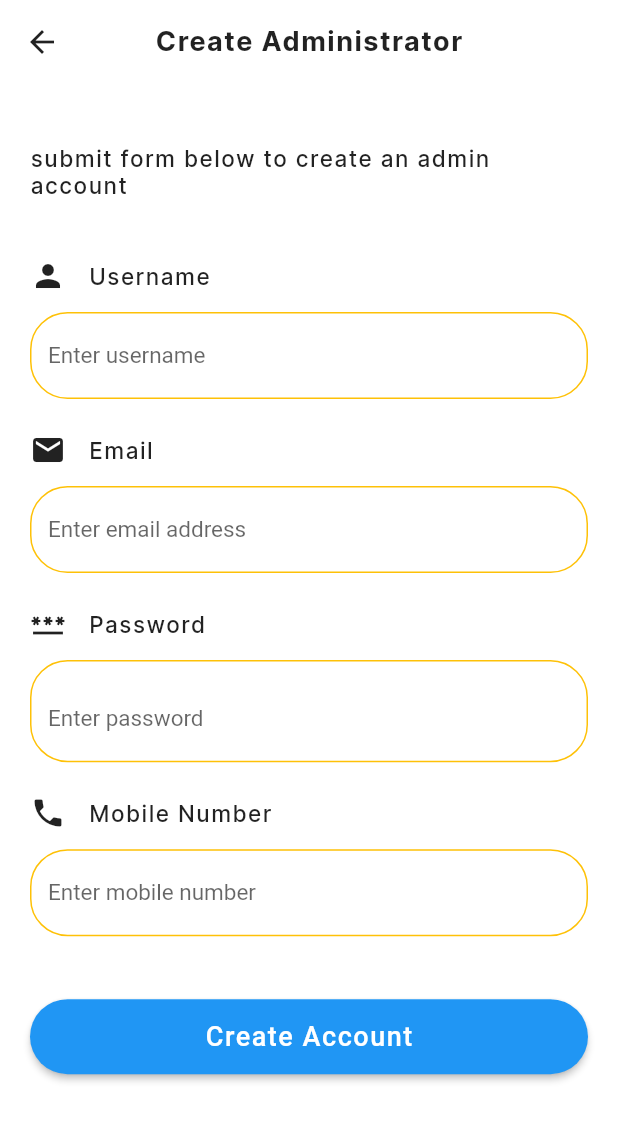
After one commit to the-impossible/eventBooking, a Flutter app: the CreateAdmin screen opened by its route, on a phone screen of 412 x 824 dp. The commit adds this screen. Shown: the top 1121 px of the screen. Run offline on Flutter 3.47's test engine with Material 2 defaults, Android fonts, the phone set to English and light mode, and no system bars; our stand-ins replace animated_splash_screen, cloud_firestore, contacts_service, firebase_auth, firebase_core, firebase_messaging and 9 more; missing offline and left inert: dart:ffi, fancy_bottom_navigation_2; accounts and stored records are empty; network calls fail.

Commit message:
:zap: eventify create admin

```diff
--- a/lib/controllers/invitePeopleController.dart
+++ b/lib/controllers/invitePeopleController.dart
@@ -31,6 +31,7 @@ class InvitePeopleController extends GetxController {
     // Clean the phone numbers
     cleanPhoneNumbers(selectedContacts);
 
+    if (selectedContacts.isNotEmpty) {
       // Make DatabaseService API call
       bool invitationSent =
           await DatabaseService().createInvitation(selectedContacts, eventID!);
@@ -48,5 +49,10 @@ class InvitePeopleController extends GetxController {
             .showSnackBar(delegatedSnackBar("Something went wrong!", false));
       }
       Get.back();
+    } else {
+      navigator!.pop(Get.context!);
+      ScaffoldMessenger.of(Get.context!)
+          .showSnackBar(delegatedSnackBar("No contact was selected!", false));
     }
   }
+}
--- a/lib/views/auth/sign_in.dart
+++ b/lib/views/auth/sign_in.dart
@@ -38,7 +38,7 @@ class _SignInState extends State<SignIn> {
                     width: 150,
                   ),
                   DelegatedText(
-                    text: 'Welcome back!',
+                    text: 'Welcome back, to Eventify.pro, where managing event is made easy!',
                     fontSize: 20,
                     fontName: 'InterBold',
                   ),
--- /dev/null
+++ b/lib/views/home/admin/createAdmin.dart
@@ -0,0 +1,136 @@
+import 'dart:io';
+
+import 'package:event/components/delegatedForm.dart';
+import 'package:event/components/delegatedText.dart';
+import 'package:event/controllers/createAdminAccountController.dart';
+import 'package:event/services/database.dart';
+import 'package:event/utils/constant.dart';
+import 'package:event/utils/form_validators.dart';
+import 'package:flutter/material.dart';
+import 'package:get/get.dart';
+
+class CreateAdmin extends StatefulWidget {
+  const CreateAdmin({super.key});
+
+  @override
+  State<CreateAdmin> createState() => _CreateAdminState();
+}
+
+class _CreateAdminState extends State<CreateAdmin> {
+  File? image;
+  final _formKey = GlobalKey<FormState>();
+  DatabaseService databaseService = Get.put(DatabaseService());
+  CreateAdminAccountController createAdminAccountController =
+      Get.put(CreateAdminAccountController());
+
+  @override
+  Widget build(BuildContext context) {
+    final size = MediaQuery.of(context).size;
+    return SafeArea(
+      child: Scaffold(
+          backgroundColor: Constants.basicColor,
+          appBar: AppBar(
+            centerTitle: true,
+            title: DelegatedText(
+              text: "Create Administrator",
+              fontSize: 18,
+              color: Constants.tertiaryColor,
+              fontName: "InterBold",
+            ),
+            elevation: 0,
+            backgroundColor: Constants.basicColor,
+            leading: IconButton(
+              onPressed: () => Get.back(),
+              icon: const Icon(Icons.arrow_back),
+              color: Constants.tertiaryColor,
+            ),
+          ),
+          body: SingleChildScrollView(
+            child: Center(
+              child: Padding(
+                padding: const EdgeInsets.symmetric(
+                  horizontal: 20,
+                ),
+                child: Form(
+                  key: _formKey,
+                  child: Padding(
+                    padding: const EdgeInsets.symmetric(vertical: 30),
+                    child: Column(
+                      children: [
+                        const SizedBox(height: 10),
+                        DelegatedText(
+                          text: 'submit form below to create an admin account',
+                          fontSize: 15,
+                          fontName: 'InterMed',
+                        ),
+                        const SizedBox(height: 30),
+                        DelegatedForm(
+                          isVisible: false,
+                          fieldName: 'Username',
+                          icon: Icons.person,
+                          hintText: 'Enter username',
+                          validator: FormValidator.validateUsername,
+                          formController:
+                              createAdminAccountController.usernameController,
+                          isSecured: false,
+                        ),
+                        DelegatedForm(
+                          isVisible: false,
+                          fieldName: 'Email',
+                          icon: Icons.mail,
+                          hintText: 'Enter email address',
+                          validator: FormValidator.validateEmail,
+                          formController:
+                              createAdminAccountController.emailController,
+                          isSecured: false,
+                        ),
+                        DelegatedForm(
+                          isVisible: true,
+                          fieldName: 'Password',
+                          icon: Icons.password,
+                          hintText: 'Enter password',
+                          validator: FormValidator.validatePassword,
+                          formController:
+                              createAdminAccountController.passwordController,
+                          isSecured: true,
+                        ),
+                        DelegatedForm(
+                          isVisible: false,
+                          fieldName: 'Mobile Number',
+                          icon: Icons.phone,
+                          hintText: 'Enter mobile number',
+                          validator: FormValidator.validatePhone,
+                          formController:
+                              createAdminAccountController.phoneController,
+                          isSecured: false,
+                        ),
+                        Padding(
+                          padding: const EdgeInsets.only(top: 30.0),
+                          child: SizedBox(
+                            width: double.infinity,
+                            height: 50,
+                            child: ElevatedButton(
+                              onPressed: () {
+                                if (_formKey.currentState!.validate()) {
+                                  createAdminAccountController.createAccount();
+                                }
+                              },
+                              style: ElevatedButton.styleFrom(
+                                  backgroundColor: Constants.primaryColor,
+                                  shape: RoundedRectangleBorder(
+                                      borderRadius: BorderRadius.circular(25))),
+                              child: DelegatedText(
+                                  text: "Create Account", fontSize: 18),
+                            ),
+                          ),
+                        ),
+                      ],
+                    ),
+                  ),
+                ),
+              ),
+            ),
+          )),
+    );
+  }
+}
```
Also changed, not shown: lib/controllers/createAdminAccountController.dart (added, +83 -0 lines), lib/routes/routes.dart (+7 -0 lines), lib/services/database.dart (+16 -0 lines), lib/views/home/profile.dart (+27 -1 lines). Lines whose indentation alone changed are shown as unchanged.
